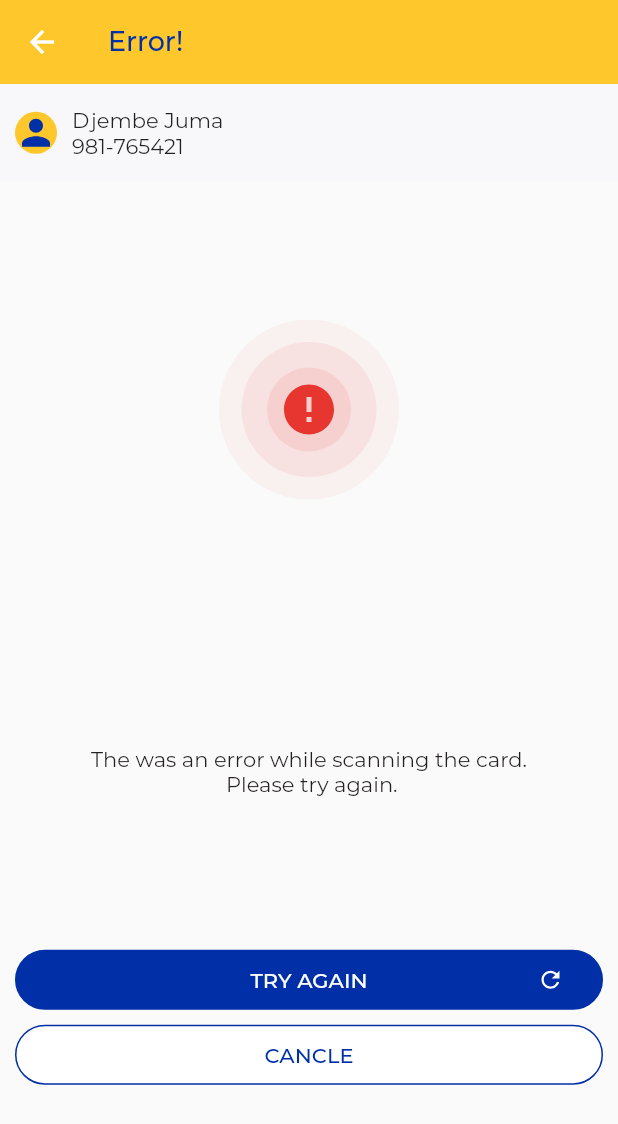
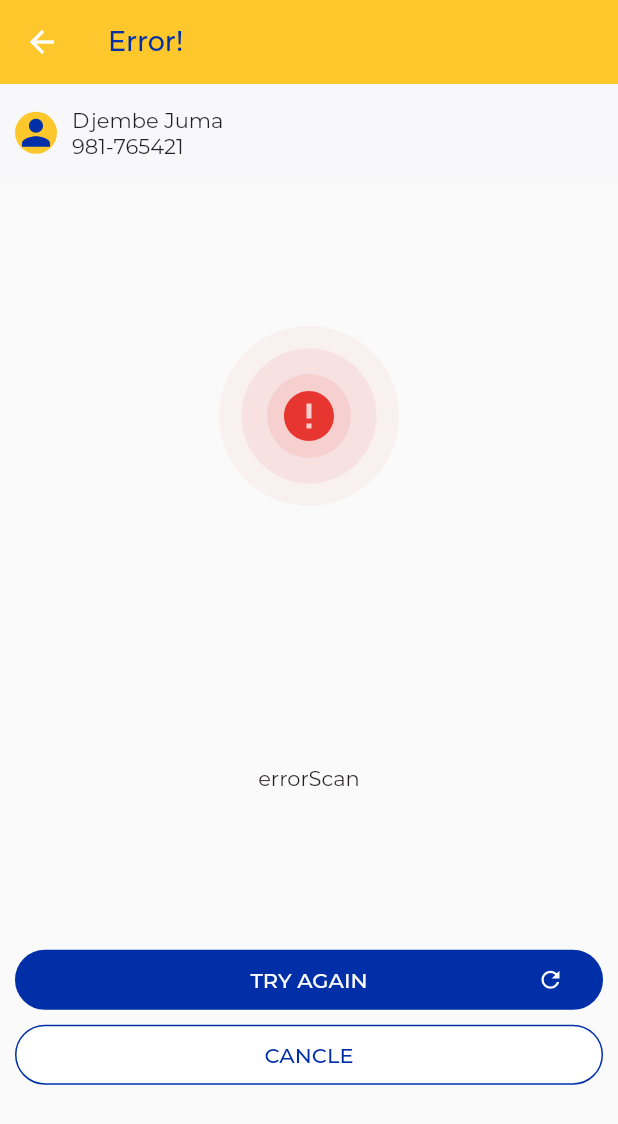
Before and after one commit to nghiashiyi/nghia-core, a Flutter app: the NewCardFailureScreen screen opened by its route, on a phone screen of 412 x 824 dp. Shown: the top 1124 px of the screen. Run offline on Flutter 3.47's test engine with Material 2 defaults, Android fonts, the phone set to English and light mode, and no system bars; our stand-ins replace cached_network_image, connectivity, dartz, dio, easy_localization, equatable and 7 more; generated files the repository leaves out were written again; project files that could hold a hidden picture were left out.

Commit message:
fix en-US.json and app_locale

```diff
--- a/lib/core/utils/app_locale.dart
+++ b/lib/core/utils/app_locale.dart
@@ -31,121 +31,116 @@ import 'package:intl/intl.dart';
 ///
 class LocaleTexts {
   static const appName = 'appName';
-  static const welcomeTo = 'Welcome to';
-  static const shopName = 'Shop Name';
-  static const welcome = 'Welcome!';
-  static const versionBuild = 'Version 0 - Build A';
+  static const welcomeTo = 'welcomeTo';
+  static const shopName = 'shopName';
+  static const welcome = 'welcome';
+  static const versionBuild = 'versionBuild';
 
-  static const newClubCard = 'NEW CLUB CARD';
-  static const newSale = 'NEW SALE';
-  static const delivery = 'DELIVERY';
-  static const myAccount = 'MY ACCOUNT';
-  static const useKokoCanister = 'USE KOKO CANISTER';
-  static const usePhoneNumber = 'USE PHONE NUMBER';
-  static const houseHold = 'HOUSEHOLD';
-  static const commercial = 'COMMERCIAL';
-  static const assignNewClubCard = 'ASSIGN NEW CLUB CARD';
-  static const scanQrCode = 'SCAN QR CODE';
-  static const discountCode = 'DISCOUNT CODE';
+  static const newClubCard = 'newClubCard';
+  static const newSale = 'newSale';
+  static const delivery = 'delivery';
+  static const myAccount = 'myAccount';
+  static const useKokoCanister = 'useKokoCanister';
+  static const usePhoneNumber = 'usePhoneNumber';
+  static const houseHold = 'houseHold';
+  static const commercial = 'commercial';
+  static const assignNewClubCard = 'assignNewClubCard';
+  static const scanQrCode = 'scanQrCode';
+  static const discountCode = 'discountCode';
 
-  static const getCustomerDetailsAppbar = 'Get Customer Detail';
-  static const scanQrCodeAppbar = 'Scan QR Code';
-  static const customerTypeAppbar = 'Customer Type';
-  static const assignClubCardAppbar = 'Assign Club Card';
-  static const successAppbar = 'Success!';
-  static const errorAppbar = 'Error!';
-  static const phoneNumberAppbar = 'Phone Number';
-  static const oneTimePasscodeAppbar = 'One-Time Passcode';
-  static const customerNameAppbar = 'Customer Name';
-  static const identifyCustomerAppbar = 'Identify Customer';
-  static const chooseProducts = 'Choose Product';
-  static const addDiscountAppbar = 'Add Discount?';
-  static const scanFlyerAppbar = 'Scan Flyer QR Code';
-  static const enterDiscountCodeAppbar = 'Enter Discount Code';
-  static const discountAddedAppbar = 'Discount Added!';
-  static const reviewAppbar = 'Review';
-  static const payment = 'Payment';
+  static const getCustomerDetailsAppbar = 'getCustomerDetailsAppbar';
+  static const scanQrCodeAppbar = 'scanQrCodeAppbar';
+  static const customerTypeAppbar = 'customerTypeAppbar';
+  static const assignClubCardAppbar = 'assignClubCardAppbar';
+  static const successAppbar = 'successAppbar';
+  static const errorAppbar = 'errorAppbar';
+  static const phoneNumberAppbar = 'phoneNumberAppbar';
+  static const oneTimePasscodeAppbar = 'oneTimePasscodeAppbar';
+  static const customerNameAppbar = 'customerNameAppbar';
+  static const identifyCustomerAppbar = 'identifyCustomerAppbar';
+  static const chooseProducts = 'chooseProducts';
+  static const addDiscountAppbar = 'addDiscountAppbar';
+  static const scanFlyerAppbar = 'scanFlyerAppbar';
+  static const enterDiscountCodeAppbar = 'enterDiscountCodeAppbar';
+  static const discountAddedAppbar = 'discountAddedAppbar';
+  static const reviewAppbar = 'reviewAppbar';
+  static const payment = 'payment';
 
-  static const doneBtn = 'DONE';
-  static const tryAgainBtn = 'TRY AGAIN';
-  static const nextBtn = 'NEXT';
-  static const proceedBtn = 'PROCEED';
-  static const nodiscountCodeBtn = 'NO DISCOUNT CODE';
-  static const canleBtn = 'CANCLE';
-  static const confirmBtn = 'CONFIRM';
-  static const yesBtn = 'YES';
+  static const doneBtn = 'doneBtn';
+  static const tryAgainBtn = 'tryAgainBtn';
+  static const nextBtn = 'nextBtn';
+  static const proceedBtn = 'proceedBtn';
+  static const nodiscountCodeBtn = 'nodiscountCodeBtn';
+  static const canleBtn = 'canleBtn';
+  static const confirmBtn = 'confirmBtn';
+  static const yesBtn = 'yesBtn';
 
-  static const produceName = 'Joggo Maize Meal';
-  static const productCode = 'KSH 110';
-  static const productWeight = '2';
-  static const productPrice = '250';
+  static const produceName = 'produceName';
+  static const productCode = 'productCode';
+  static const productWeight = 'productWeight';
+  static const productPrice = 'productPrice';
 
-  static const productTotal = '4';
+  static const productTotal = 'productTotal';
 
-  static const qrCode = 'QR Code';
+  static const qrCode = 'qrCode';
 
-  static const pointCameraScanQr1 = 'Point the camera at the ';
-  static const pointCameraScanQr2 = ' printed below the canister';
-  static const verifyingQr = 'Verifying QR Code \n please wait...';
-  static const customerIdentified = 'Customer identified';
-  static const userName = 'Djembe Juma';
-  static const userPhoneNumber = '981-765421';
+  static const pointCameraScanQr1 = 'pointCameraScanQr1';
+  static const pointCameraScanQr2 = 'pointCameraScanQr2';
+  static const verifyingQr = 'verifyingQr';
+  static const customerIdentified = 'customerIdentified';
+  static const userName = 'userName';
+  static const userPhoneNumber = 'userPhoneNumber';
 
-  static const orLine = 'OR';
+  static const orLine = 'orLine';
 
-  static const tapCardDevice = 'Tap the Club Card on the Devide';
-  static const takeOutCard1 = 'Take out a new ';
-  static const clubCard = 'Club Card ';
-  static const takeOutCard2 =
-      ' and Tap it on the Device to link it to the Customer';
-  static const giveClubCard1 = 'Give the ';
-  static const giveClubCard2 = ' to the \n';
-  static const newMember = 'New Member!';
-  static const remindDiscount =
-      'Remind them to use it every time for extra KOKO Club discount.';
+  static const tapCardDevice = 'tapCardDevice';
+  static const takeOutCard1 = 'takeOutCard1';
+  static const clubCard = 'clubCard';
+  static const takeOutCard2 = 'takeOutCard2';
+  static const giveClubCard1 = 'giveClubCard1';
+  static const giveClubCard2 = 'giveClubCard2';
+  static const newMember = 'newMember';
+  static const remindDiscount = 'remindDiscount';
 
-  static const errorScan =
-      'The was an error while scanning the card. \n Please try again.';
+  static const errorScan = 'errorScan';
 
-  static const enterPhoneNumber = 'Enter Customer Phone\nNumber';
-  static const tapNewCustomerFlow = 'Tap for new customer flow';
-  static const tapExistingCustomerFlow = 'Tap for existing customer flow';
-  static const enterCodeSMS = 'Enter Code from SMS';
-  static const askPasscodeSMS =
-      'Ask Customer to give you the One-Time Passcode sent to them via SMS.';
+  static const enterPhoneNumber = 'enterPhoneNumber';
+  static const tapNewCustomerFlow = 'tapNewCustomerFlow';
+  static const tapExistingCustomerFlow = 'tapExistingCustomerFlow';
+  static const enterCodeSMS = 'enterCodeSMS';
+  static const askPasscodeSMS = 'askPasscodeSMS';
 
-  static const waitTime = '1:59';
+  static const waitTime = 'waitTime';
 
-  static const resendOTP = 'Resend OTP - $waitTime sec';
-  static const enterCustomerName = 'Enter Customer Name';
-  static const firstLastName = 'Firtname Lastname';
-  static const topInTown = 'Top In Town';
+  static const resendOTP = 'resendOTP';
+  static const enterCustomerName = 'enterCustomerName';
+  static const firstLastName = 'firstLastName';
+  static const topInTown = 'topInTown';
 
-  static const flourSugar = 'FLOUR & SUGAR';
-  static const dairy = 'DAIRY';
-  static const riceGrain = 'RICE & GRAINS';
+  static const flourSugar = 'flourSugar';
+  static const dairy = 'dairy';
+  static const riceGrain = 'riceGrain';
 
-  static const searchResultFor = 'SEARCH RESULTS FOR';
+  static const searchResultFor = 'searchResultFor';
 
-  static const total = 'Total';
-  static const itemsTotal = '($productTotal) Items';
-  static const billDetail = 'BILL DETAIL';
-  static const subTotal = 'Sub total';
-  static const itemsSubTotal = '($productTotal Items)';
-  static const quantity = 'QUANTITY';
-  static const item = 'ITEM';
-  static const unitPrice = 'UNIT PRICE';
+  static const total = 'total';
+  static const itemsTotal = 'itemsTotal';
+  static const billDetail = 'billDetail';
+  static const subTotal = 'subTotal';
+  static const itemsSubTotal = 'itemsSubTotal';
+  static const quantity = 'quantity';
+  static const item = 'item';
+  static const unitPrice = 'unitPrice';
 
-  static const pointQrFlyer =
-      'Point the camera at the QR Code print on the flyer';
-  static const enterDiscountCode = 'Enter The Discount Code';
-  static const egNumber = 'eg. 07XX XXXXXX';
-  static const tapError = 'Tap for Error';
-  static const tapSuccess = 'Tap for Success';
-  static const discountAddedCeleb = 'KSH 10 OFF on \n Koko Club Items!';
-  static const discountInvialid = 'Invialid Discount Code.\nPlease try again.';
-  static const flyerDiscount = 'Flyer 10 Discount';
-  static const deleteItem = 'Delete ($productTotal) of this item?';
+  static const pointQrFlyer = 'pointQrFlyer';
+  static const enterDiscountCode = 'enterDiscountCode';
+  static const egNumber = 'egNumber';
+  static const tapError = 'tapError';
+  static const tapSuccess = 'tapSuccess';
+  static const discountAddedCeleb = 'discountAddedCeleb';
+  static const discountInvialid = 'discountInvialid';
+  static const flyerDiscount = 'flyerDiscount';
+  static const deleteItem = 'deleteItem';
 }
 
 class AppLocales {
--- a/lib/features/new_club_card/representation/phone_number_screen.dart
+++ b/lib/features/new_club_card/representation/phone_number_screen.dart
@@ -84,7 +84,11 @@ class _PhoneNumberScreenState extends State<PhoneNumberScreen> {
                         showDialog<String>(
                           context: context,
                           builder: (BuildContext context) => AlertDialogConfirm(
-                            confirmOnTap: () {},
+                            confirmOnTap: () {
+                              NavigationService.push(
+                                  Routes.identify_customer_type,
+                                  arguments: 'phone_number');
+                            },
                           ),
                         );
                       },
```
Also changed, not shown: assets/translations/en-US.json (+93 -1 lines).
